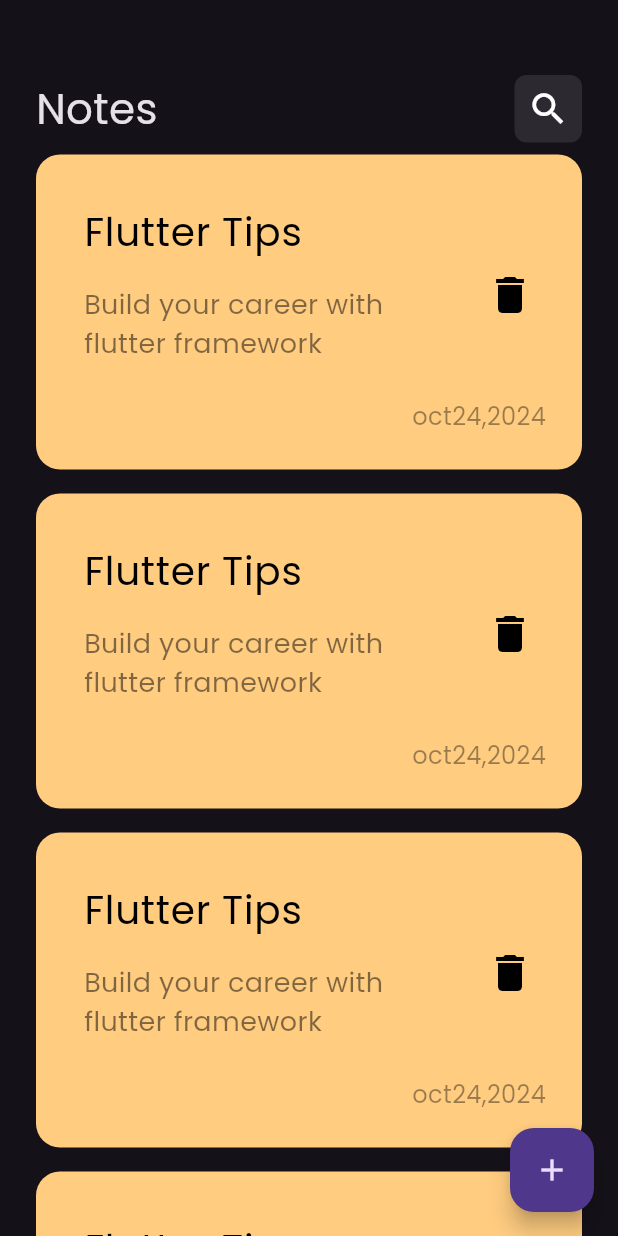
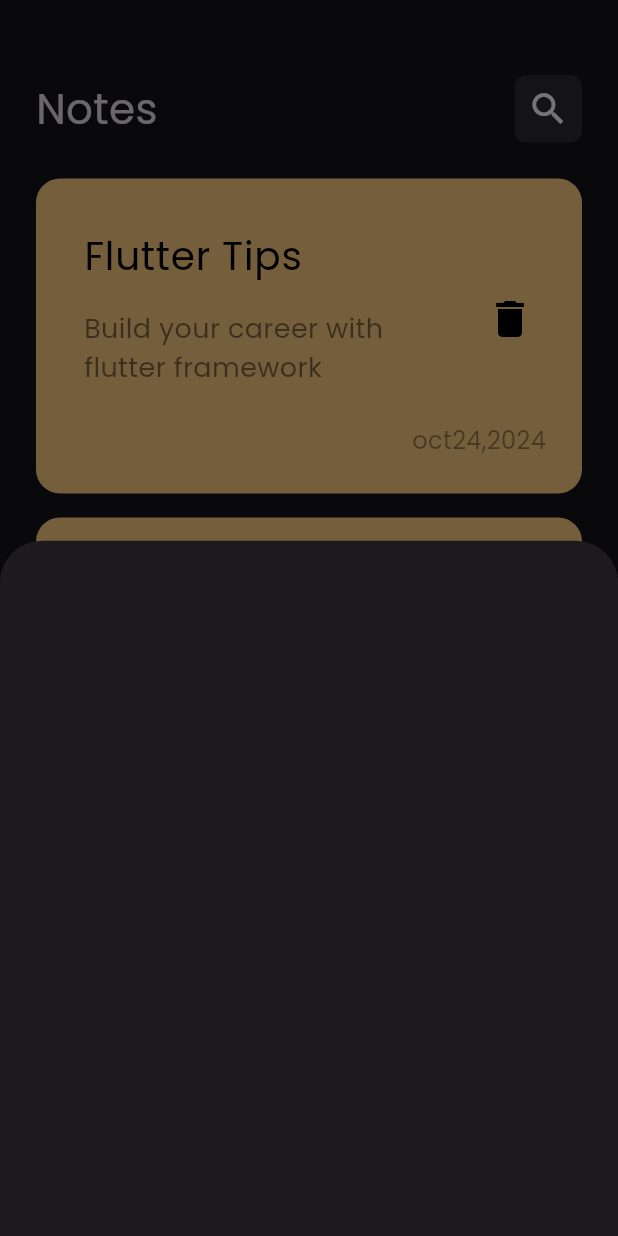
Before and after one commit to asmaaramadanramadan/note_app, a Flutter app: the screen it shows after launch, after a tap on the "add" icon, on a phone screen of 412 x 824 dp. Run offline on Flutter 3.47's test engine with Material 3 defaults, Android fonts, the phone set to English and light mode, and no system bars.

Commit message:
show model bottom sheet

```diff
--- a/lib/views/notes_view.dart
+++ b/lib/views/notes_view.dart
@@ -1,5 +1,6 @@
 import 'package:flutter/material.dart';
 
+import '../widgets/add_note_bottom_sheet.dart';
 import '../widgets/notes_view_body.dart';
 
 class NotesView extends StatelessWidget {
@@ -10,7 +11,12 @@ class NotesView extends StatelessWidget {
     return Scaffold(
       body: const NotesViewBody(),
       floatingActionButton: FloatingActionButton(
-        onPressed: () {},
+        onPressed: () {
+          showModalBottomSheet(
+            context: context,
+            builder: (context) => const AddNoteBottomSheet(),
+          );
+        },
         child: const Icon(Icons.add),
       ),
     );
--- /dev/null
+++ b/lib/widgets/add_note_bottom_sheet.dart
@@ -0,0 +1,10 @@
+import 'package:flutter/material.dart';
+
+class AddNoteBottomSheet extends StatelessWidget {
+  const AddNoteBottomSheet({super.key});
+
+  @override
+  Widget build(BuildContext context) {
+    return Container();
+  }
+}
--- a/lib/widgets/notes_list_view.dart
+++ b/lib/widgets/notes_list_view.dart
@@ -7,7 +7,12 @@ class NotesListView extends StatelessWidget {
 
   @override
   Widget build(BuildContext context) {
-    return ListView.builder(
+    return Padding(
+      padding: const EdgeInsets.symmetric(
+        vertical: 16,
+      ),
+      child: ListView.builder(
+        padding: EdgeInsets.zero,
         itemBuilder: (context, index) {
           return Padding(
             padding: EdgeInsets.symmetric(
@@ -67,6 +72,7 @@ class NotesListView extends StatelessWidget {
             ),
           );
         },
+      ),
     );
   }
 }
```
Lines whose indentation alone changed are shown as unchanged.
